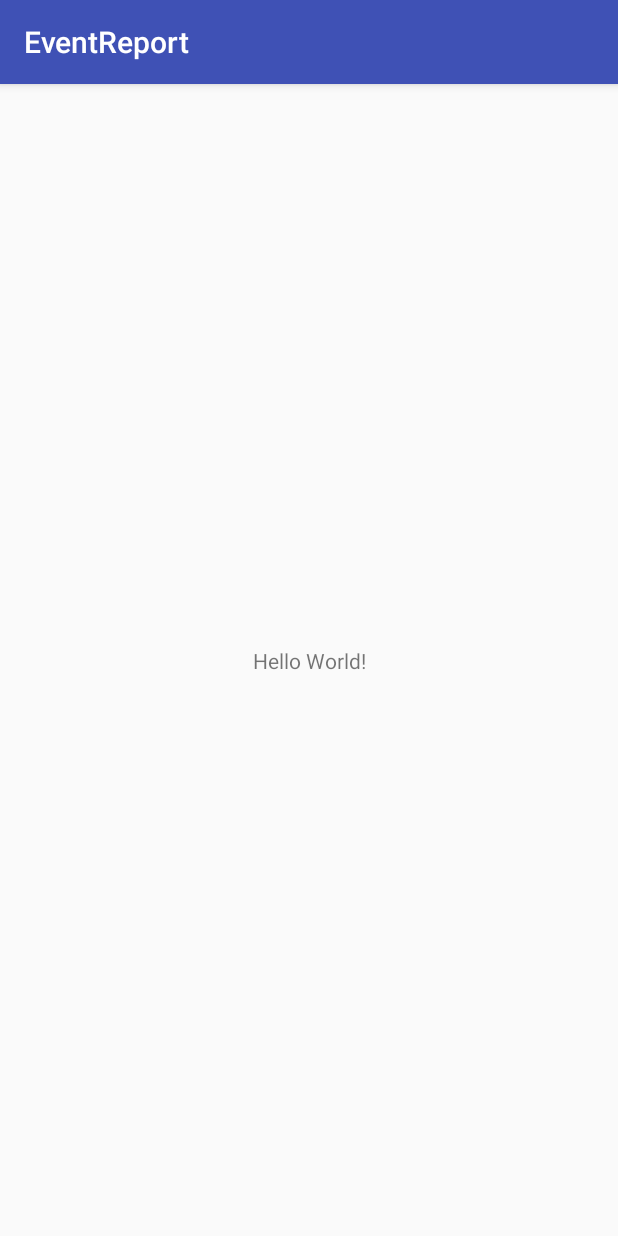
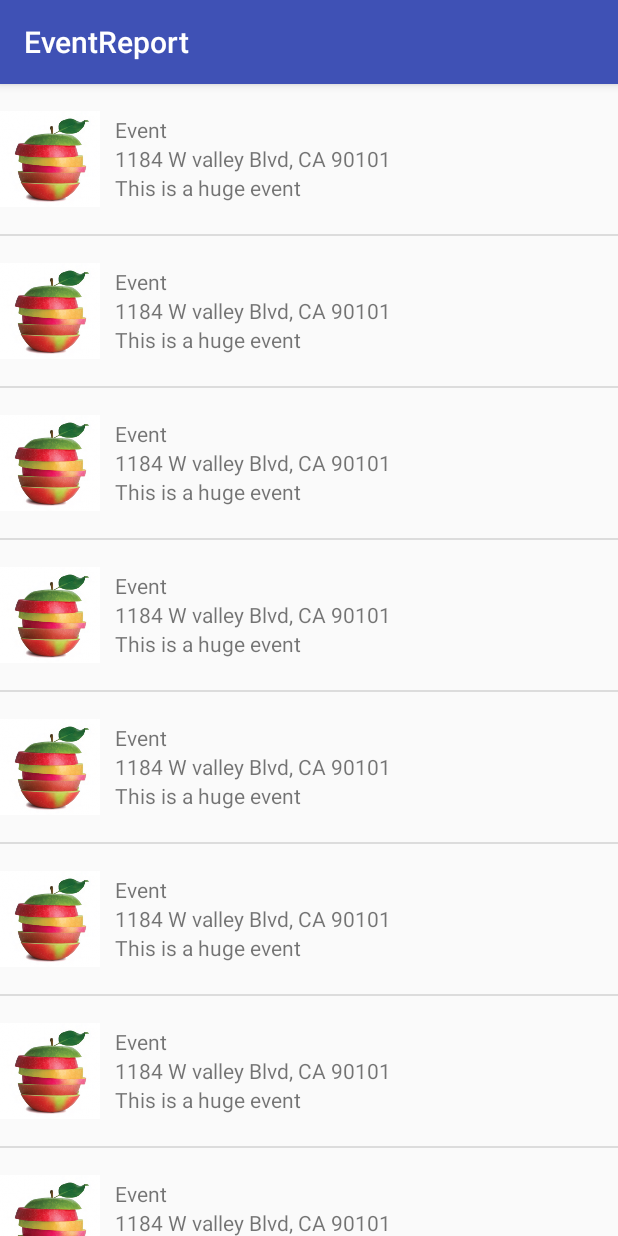
Before and after one commit to xiaozhenglang/Android-App, an Android app: the screen it shows after launch (MainActivity), on a phone screen of 412 x 824 dp. Run offline under Robolectric (Android 15) with nearby library versions, the phone set to English and light mode, and no system bars.

```diff
--- /dev/null
+++ b/app/src/main/java/com/example/xiaozhenglang/eventreport/DataService.java
@@ -0,0 +1,22 @@
+package com.example.xiaozhenglang.eventreport;
+
+import java.util.ArrayList;
+import java.util.List;
+
+/**
+ * Created by xiaozhenglang on 4/25/18.
+ */
+
+public class DataService {
+
+    public static List<Event> getEventData() {
+        List<Event> eventData = new ArrayList<>();
+        for(int i = 0; i < 10; i++) {
+            eventData.add(new Event("Event", "1184 W valley Blvd, CA 90101",
+                    "This is a huge event"
+            ));
+        }
+        return eventData;
+    }
+
+}
--- /dev/null
+++ b/app/src/main/java/com/example/xiaozhenglang/eventreport/Event.java
@@ -0,0 +1,30 @@
+package com.example.xiaozhenglang.eventreport;
+
+/**
+ * Created by xiaozhenglang on 4/25/18.
+ */
+
+public class Event {
+    private String title;
+    private String address;
+    private String description;
+
+    public Event(String title, String address, String description) {
+        this.title = title;
+        this.address = address;
+        this.description = description;
+    }
+
+    public String getTitle() {
+        return this.title;
+    }
+
+    public String getAddress() {
+        return this.address;
+    }
+
+    public String getDescription() {
+        return this.description;
+    }
+
+}
--- /dev/null
+++ b/app/src/main/java/com/example/xiaozhenglang/eventreport/EventAdapter.java
@@ -0,0 +1,59 @@
+package com.example.xiaozhenglang.eventreport;
+
+import android.content.Context;
+import android.view.LayoutInflater;
+import android.view.View;
+import android.view.ViewGroup;
+import android.widget.BaseAdapter;
+import android.widget.TextView;
+
+import java.util.List;
+
+/**
+ * Created by xiaozhenglang on 4/25/18.
+ */
+
+public class EventAdapter extends BaseAdapter {
+    Context context;
+    List<Event> eventData;
+
+    public EventAdapter(Context context) {
+        this.context = context;
+        eventData = DataService.getEventData();
+    }
+
+    @Override
+    public int getCount() {
+        return eventData.size();
+    }
+
+    @Override
+    public Event getItem(int position) {
+        return eventData.get(position);
+    }
+
+    @Override
+    public long getItemId(int position) {
+        return position;
+    }
+
+    @Override
+    public View getView(int position, View convertView, ViewGroup parent) {
+        if (convertView == null) {
+            LayoutInflater inflater = (LayoutInflater) context.getSystemService(
+                    Context.LAYOUT_INFLATER_SERVICE);
+            convertView = inflater.inflate(R.layout.event_item,
+                    parent, false);
+        }
+
+        TextView eventTitle = (TextView) convertView.findViewById(R.id.event_title);
+        TextView eventAddress = (TextView) convertView.findViewById(R.id.event_address);
+        TextView eventDescrption = (TextView) convertView.findViewById(R.id.event_description);
+
+        Event r = eventData.get(position);
+        eventTitle.setText(r.getTitle());
+        eventAddress.setText(r.getAddress());
+        eventDescrption.setText(r.getDescription());
+        return convertView;
+    }
+}
--- a/app/src/main/java/com/example/xiaozhenglang/eventreport/MainActivity.java
+++ b/app/src/main/java/com/example/xiaozhenglang/eventreport/MainActivity.java
@@ -2,6 +2,12 @@ package com.example.xiaozhenglang.eventreport;
 
 import android.support.v7.app.AppCompatActivity;
 import android.os.Bundle;
+import android.util.Log;
+import android.widget.Adapter;
+import android.widget.ArrayAdapter;
+import android.widget.ListView;
+
+import java.util.List;
 
 public class MainActivity extends AppCompatActivity {
 
@@ -9,5 +15,55 @@ public class MainActivity extends AppCompatActivity {
     protected void onCreate(Bundle savedInstanceState) {
         super.onCreate(savedInstanceState);
         setContentView(R.layout.activity_main);
+
+        ListView eventListView = (ListView) findViewById(R.id.event_list);
+        EventAdapter adapter = new EventAdapter(this);
+
+        eventListView.setAdapter(adapter);
+
     }
+
+
+    private String[] getEventNames() {
+        String[] names = {
+                "Event1", "Event2", "Event3",
+                "Event4", "Event5", "Event6",
+                "Event7", "Event8", "Event9",
+                "Event10", "Event11", "Event12"};
+        return names;
+    }
+
+    @Override
+    protected void onStart() {
+        super.onStart();
+        Log.e("Life cycle","We are onStart()");
+    }
+
+    @Override
+    protected void onResume() {
+        super.onResume();
+        Log.e("Life cycle","We are onResume");
+    }
+
+    @Override
+    protected void onPause() {
+        super.onPause();
+        Log.e("Life cycle", "We are onPause");
+    }
+
+    @Override
+    protected void onStop() {
+        super.onStop();
+        Log.e("Life cycle","We are onStop");
+    }
+
+    @Override
+    protected void onDestroy() {
+        super.onDestroy();
+        Log.e("Life cycle", "We are onDestory");
+    }
+
+
+
+
 }
--- a/app/src/main/res/layout/activity_main.xml
+++ b/app/src/main/res/layout/activity_main.xml
@@ -1,18 +1,16 @@
 <?xml version="1.0" encoding="utf-8"?>
-<android.support.constraint.ConstraintLayout xmlns:android="http://schemas.android.com/apk/res/android"
-    xmlns:app="http://schemas.android.com/apk/res-auto"
+<RelativeLayout xmlns:android="http://schemas.android.com/apk/res/android"
     xmlns:tools="http://schemas.android.com/tools"
     android:layout_width="match_parent"
     android:layout_height="match_parent"
     tools:context="com.example.xiaozhenglang.eventreport.MainActivity">
 
-    <TextView
-        android:layout_width="wrap_content"
-        android:layout_height="wrap_content"
-        android:text="Hello World!"
-        app:layout_constraintBottom_toBottomOf="parent"
-        app:layout_constraintLeft_toLeftOf="parent"
-        app:layout_constraintRight_toRightOf="parent"
-        app:layout_constraintTop_toTopOf="parent" />
+    <ListView
+        android:id="@+id/event_list"
+        android:layout_width="match_parent"
+        android:layout_height="match_parent">
 
-</android.support.constraint.ConstraintLayout>
+    </ListView>
+
+
+</RelativeLayout>
--- /dev/null
+++ b/app/src/main/res/layout/event_item.xml
@@ -0,0 +1,44 @@
+<?xml version="1.0" encoding="utf-8"?>
+<LinearLayout xmlns:android="http://schemas.android.com/apk/res/android"
+    android:orientation="horizontal"
+    android:layout_width="match_parent"
+    android:layout_height="match_parent">
+
+
+    <ImageView
+        android:id="@+id/event_thumbnail"
+        android:src="@drawable/event_thumbnail"
+        android:layout_width="100sp"
+        android:layout_height="100sp"
+        android:layout_weight="1"
+        />
+
+    <RelativeLayout
+        android:layout_width="match_parent"
+        android:layout_height="wrap_content"
+        android:layout_gravity="center"
+        android:layout_weight="2"
+        android:paddingLeft="10dp"
+        android:paddingRight="10dp">
+
+
+        <TextView
+            android:id="@+id/event_title"
+            android:layout_width="match_parent"
+            android:layout_height="match_parent" />
+
+        <TextView
+            android:id="@+id/event_address"
+            android:layout_width="match_parent"
+            android:layout_height="wrap_content"
+            android:layout_below="@+id/event_title"/>
+
+        <TextView
+            android:id="@+id/event_description"
+            android:layout_width="match_parent"
+            android:layout_height="wrap_content"
+            android:layout_below="@id/event_address"/>
+
+    </RelativeLayout>
+
+</LinearLayout>
```
Also changed, not shown: app/src/main/res/drawable/event_thumbnail.png (added).
